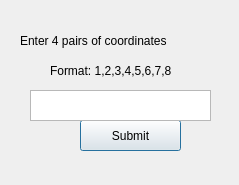
Old version of the form view/zonelist.ui in the repository ms337/yoloV3RaspberryPi.
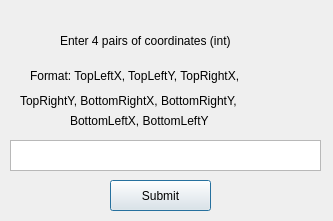
New version of the form.

```diff
--- a/view/zonelist.ui
+++ b/view/zonelist.ui
@@ -6,8 +6,8 @@
    <rect>
     <x>0</x>
     <y>0</y>
-    <width>239</width>
-    <height>185</height>
+    <width>333</width>
+    <height>221</height>
    </rect>
   </property>
   <property name="windowTitle">
@@ -16,21 +16,21 @@
   <widget class="QLabel" name="label">
    <property name="geometry">
     <rect>
-     <x>20</x>
+     <x>60</x>
      <y>10</y>
-     <width>201</width>
+     <width>231</width>
      <height>61</height>
     </rect>
    </property>
    <property name="text">
-    <string>Enter 4 pairs of coordinates</string>
+    <string>Enter 4 pairs of coordinates (int)</string>
    </property>
   </widget>
   <widget class="QPushButton" name="pushButton">
    <property name="geometry">
     <rect>
-     <x>80</x>
-     <y>120</y>
+     <x>110</x>
+     <y>180</y>
      <width>101</width>
      <height>31</height>
     </rect>
@@ -42,24 +42,50 @@
   <widget class="QTextEdit" name="textEdit">
    <property name="geometry">
     <rect>
+     <x>10</x>
+     <y>140</y>
+     <width>311</width>
+     <height>31</height>
+    </rect>
+   </property>
+  </widget>
+  <widget class="QLabel" name="label_2">
+   <property name="geometry">
+    <rect>
      <x>30</x>
+     <y>60</y>
+     <width>271</width>
+     <height>31</height>
+    </rect>
+   </property>
+   <property name="text">
+    <string>Format: TopLeftX, TopLeftY, TopRightX,</string>
+   </property>
+  </widget>
+  <widget class="QLabel" name="label_3">
+   <property name="geometry">
+    <rect>
+     <x>20</x>
      <y>90</y>
-     <width>181</width>
-     <height>31</height>
+     <width>291</width>
+     <height>21</height>
     </rect>
    </property>
+   <property name="text">
+    <string>TopRightY, BottomRightX, BottomRightY, </string>
+   </property>
   </widget>
-  <widget class="QLabel" name="label_2">
+  <widget class="QLabel" name="label_4">
    <property name="geometry">
     <rect>
-     <x>50</x>
-     <y>50</y>
-     <width>181</width>
-     <height>41</height>
+     <x>70</x>
+     <y>110</y>
+     <width>191</width>
+     <height>21</height>
     </rect>
    </property>
    <property name="text">
-    <string>Format: 1,2,3,4,5,6,7,8</string>
+    <string>BottomLeftX, BottomLeftY</string>
    </property>
   </widget>
  </widget>
```
